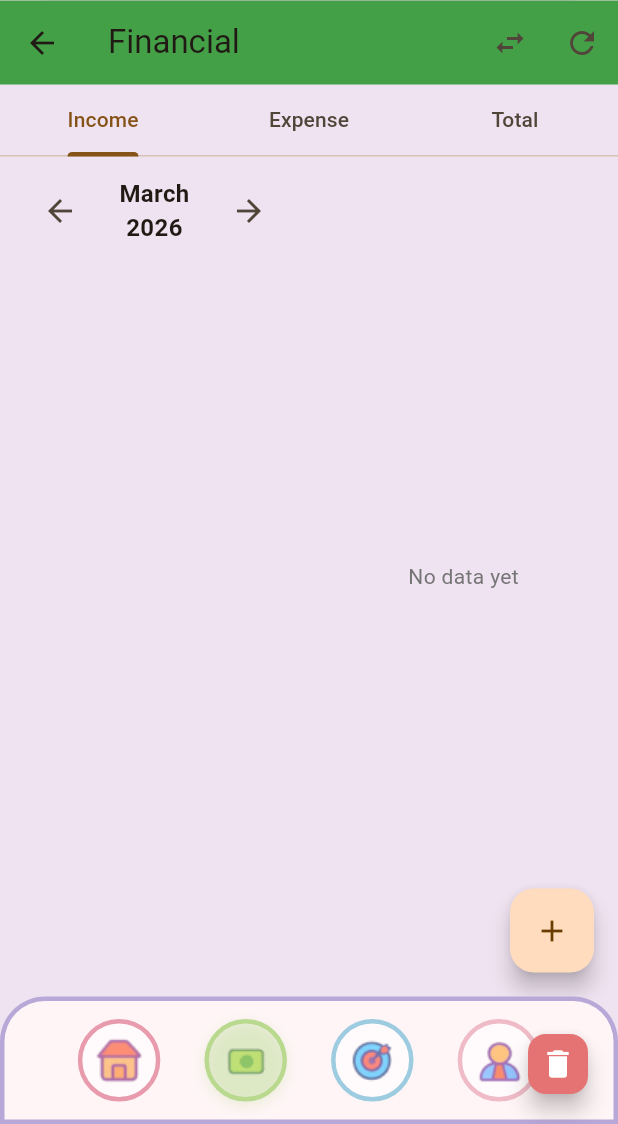
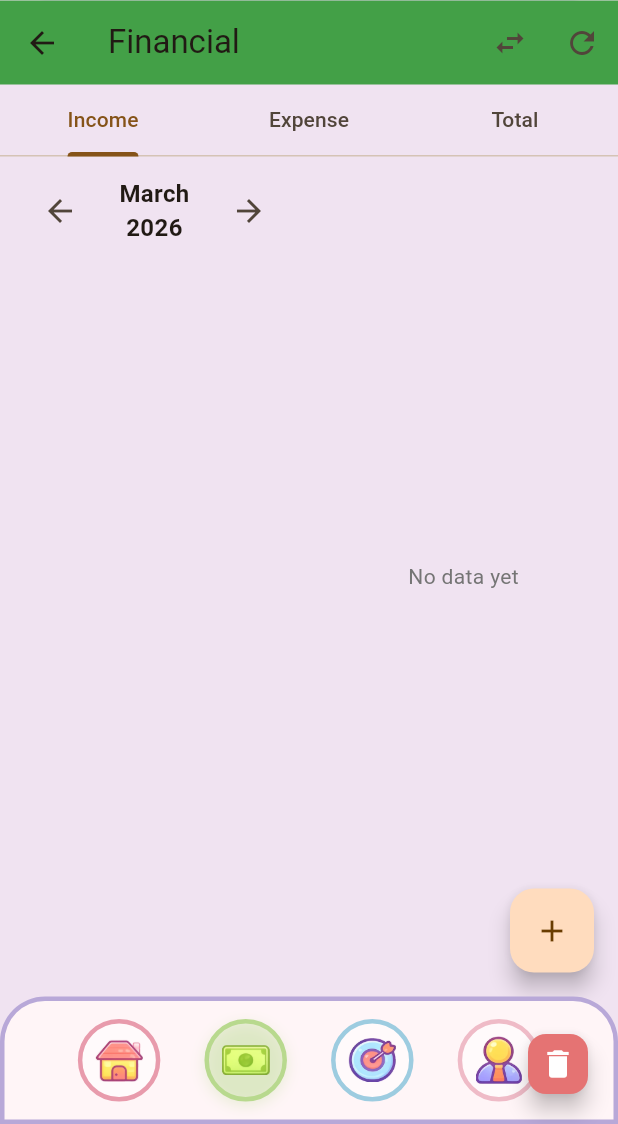
Before and after one commit to Money-Mansion/money-mansion, a Flutter app: the screen it shows after launch, item 2 of the bottom bar chosen, on a phone screen of 412 x 824 dp, the part 112-1236 px from its top. Run offline on Flutter 3.47's test engine with Material 3 defaults, Android fonts, the phone set to English and light mode, and no system bars; our stand-ins replace audioplayers, fl_chart, shared_preferences, sqflite, sqflite_common_ffi; missing offline and left inert: flame; accounts and stored records are empty.

Commit message:
nove ikonky

```diff
--- a/lib/my_flutter_app_icons.dart
+++ b/lib/my_flutter_app_icons.dart
@@ -48,11 +48,10 @@ class MyFlutterApp {
   static const Widget coins = ImageWidget(iconData: IconData(0xf51e, fontFamily: _kFontFam, fontPackage: _kFontPkg));
   static const Widget robot = ImageWidget(iconData: IconData(0xf544, fontFamily: _kFontFam, fontPackage: _kFontPkg));
   static const Widget cat = ImageWidget(assetImage: "assets/images/alien150.png");
-  static const Widget house = ImageWidget(assetImage: "assets/images/house32.png");
-  static const Widget man = ImageWidget(assetImage: "assets/images/man32.png");
-  static const Widget task = ImageWidget(assetImage: "assets/images/task32.png");
-  static const Widget stats = ImageWidget(assetImage: "assets/images/stats32.png");
-  static const Widget shop = ImageWidget(assetImage: "assets/images/shop32.png");
+  static const Widget house = ImageWidget(assetImage: "assets/images/house178.png");
+  static const Widget man = ImageWidget(assetImage: "assets/images/man178.png");
+  static const Widget task = ImageWidget(assetImage: "assets/images/task178.png");
+  static const Widget shop = ImageWidget(assetImage: "assets/images/stats178.png");
   static const Widget chrumka = ImageWidget(assetImage: "assets/images/chrumka32.png");
 }
 
```
Also changed, not shown: assets/images/house178.png (added), assets/images/man178.png (added), assets/images/stats178.png (added), assets/images/task178.png (added).
